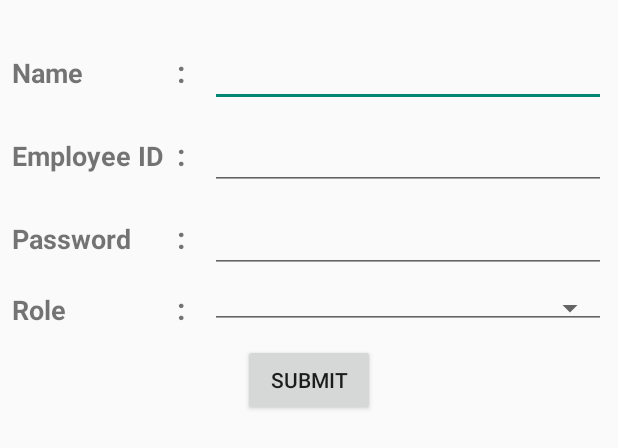
After one commit to lakshay148/OfficeOffice, an Android app: the layout fragment_employee.xml on its own in the app's theme, with its tools: preview values and no code run, on a phone screen of 412 x 824 dp. The commit adds this screen. Shown: the top 448 px of the screen. Run offline under Robolectric (Android 15) with nearby library versions, the phone set to English and light mode, and no system bars.

Commit message:
Add module add enployee

```diff
--- a/app/build.gradle
+++ b/app/build.gradle
@@ -23,5 +23,6 @@ dependencies {
     compile fileTree(dir: 'libs', include: ['*.jar'])
     testCompile 'junit:junit:4.12'
     compile 'com.android.support:appcompat-v7:23.4.0'
-    compile 'com.android.support:design:23.3.0'
+    compile 'com.android.support:design:23.4.0'
+    compile 'com.android.support:support-v4:23.4.0'
 }
--- /dev/null
+++ b/app/src/main/res/layout/fragment_employee.xml
@@ -0,0 +1,149 @@
+<FrameLayout xmlns:android="http://schemas.android.com/apk/res/android"
+    xmlns:tools="http://schemas.android.com/tools"
+    android:layout_width="match_parent"
+    android:layout_height="match_parent"
+    tools:context=".Fragments.EmployeeFragment">
+
+    <!-- TODO: Update blank fragment layout -->
+
+    <LinearLayout
+        android:layout_width="match_parent"
+        android:layout_height="match_parent"
+        android:layout_marginLeft="8dp"
+        android:layout_marginRight="8dp"
+        android:layout_marginTop="@dimen/activity_horizontal_margin"
+        android:orientation="vertical">
+
+        <LinearLayout
+            android:layout_width="match_parent"
+            android:layout_height="wrap_content"
+            android:layout_marginTop="10dp"
+            android:orientation="horizontal">
+
+            <TextView
+                android:id="@+id/text_empName"
+                android:layout_width="0dp"
+                android:layout_height="wrap_content"
+                android:layout_weight="2.5"
+                android:text="@string/emp_name"
+                android:textSize="18dp"
+                android:textStyle="bold" />
+
+            <TextView
+                android:layout_width="0dp"
+                android:layout_height="wrap_content"
+                android:layout_weight="0.5"
+                android:text="@string/saprater"
+                android:textSize="20dp"
+                android:textStyle="bold" />
+
+            <EditText
+                android:id="@+id/et_empName"
+                android:layout_width="0dp"
+                android:layout_height="wrap_content"
+                android:layout_alignParentRight="true"
+                android:layout_weight="6" />
+        </LinearLayout>
+
+
+        <LinearLayout
+            android:layout_width="match_parent"
+            android:layout_height="wrap_content"
+            android:layout_marginTop="10dp"
+            android:orientation="horizontal">
+
+            <TextView
+                android:id="@+id/text_empID"
+                android:layout_width="0dp"
+                android:layout_height="wrap_content"
+                android:layout_weight="2.5"
+                android:text="@string/emp_id_model"
+                android:textSize="18dp"
+                android:textStyle="bold" />
+
+            <TextView
+                android:layout_width="0dp"
+                android:layout_height="wrap_content"
+                android:layout_weight="0.5"
+                android:text="@string/saprater"
+                android:textSize="20dp"
+                android:textStyle="bold" />
+
+            <EditText
+                android:id="@+id/et_empID"
+                android:layout_width="0dp"
+                android:layout_height="wrap_content"
+                android:layout_weight="6" />
+        </LinearLayout>
+
+        <LinearLayout
+            android:layout_width="match_parent"
+            android:layout_height="wrap_content"
+            android:layout_marginTop="10dp"
+            android:orientation="horizontal">
+
+            <TextView
+                android:id="@+id/text_empPassword"
+                android:layout_width="0dp"
+                android:layout_height="wrap_content"
+                android:layout_weight="2.5"
+                android:text="@string/emp_password"
+                android:textSize="18dp"
+                android:textStyle="bold" />
+
+            <TextView
+                android:layout_width="0dp"
+                android:layout_height="wrap_content"
+                android:layout_weight="0.5"
+                android:text="@string/saprater"
+                android:textSize="20dp"
+                android:textStyle="bold" />
+
+            <EditText
+                android:id="@+id/et_empPassword"
+                android:layout_width="0dp"
+                android:layout_height="wrap_content"
+                android:layout_weight="6"
+                android:inputType="textPassword" />
+        </LinearLayout>
+
+
+        <LinearLayout
+            android:layout_width="match_parent"
+            android:layout_height="wrap_content"
+            android:layout_marginTop="10dp"
+            android:orientation="horizontal">
+
+            <TextView
+                android:layout_width="0dp"
+                android:layout_height="wrap_content"
+                android:layout_weight="2.5"
+                android:text="@string/emp_role"
+                android:textSize="18dp"
+                android:textStyle="bold" />
+
+            <TextView
+                android:layout_width="0dp"
+                android:layout_height="wrap_content"
+                android:layout_weight="0.5"
+                android:text="@string/saprater"
+                android:textSize="20dp"
+                android:textStyle="bold" />
+
+            <Spinner
+                android:id="@+id/spinner"
+                style="@style/Base.Widget.AppCompat.Spinner.Underlined"
+                android:layout_width="0dp"
+                android:layout_height="wrap_content"
+                android:layout_weight="6" />
+        </LinearLayout>
+
+        <Button
+            android:id="@+id/submit"
+            android:layout_width="wrap_content"
+            android:layout_height="wrap_content"
+            android:layout_gravity="center_horizontal"
+            android:layout_marginTop="10dp"
+            android:text="@string/submit" />
+    </LinearLayout>
+</FrameLayout>
--- a/app/src/main/res/values/strings.xml
+++ b/app/src/main/res/values/strings.xml
@@ -5,4 +5,14 @@
     <string name="login">Login</string>
     <string name="all_projects">All Projects</string>
     <string name="save_data">Save</string>
+
+    <!-- TODO: Remove or change this placeholder text -->
+    <string name="hello_blank_fragment">Hello blank fragment</string>
+    <string name="emp_name">Name</string>
+    <string name="emp_id_model">Employee ID</string>
+    <string name="emp_password">Password</string>
+    <string name="emp_role">Role</string>
+    <string name="saprater">:</string>
+    <string name="submit">submit</string>
+    <string name="domain_name">Domain</string>
 </resources>
```
Also changed, not shown: app/src/main/java/com/truedev/officeoffice/Activity/MainActivity.java (+35 -10 lines), app/src/main/java/com/truedev/officeoffice/Database/DailyTaskDB.java (+65 -4 lines), app/src/main/java/com/truedev/officeoffice/Fragments/AddDomainFragment.java (added, +64 -0 lines), app/src/main/java/com/truedev/officeoffice/Fragments/AddModelFragment.java (added, +102 -0 lines), app/src/main/java/com/truedev/officeoffice/Fragments/DynamicAddFragment.java (+11 -0 lines), app/src/main/java/com/truedev/officeoffice/Fragments/EmployeeFragment.java (added, +92 -0 lines), app/src/main/res/layout/fragment_add_domain.xml (added, +43 -0 lines), app/src/main/res/layout/fragment_add_model.xml (added, +115 -0 lines), 3 other files.
